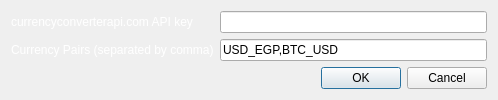
First picture: the form in settingsdialog.ui, repository farahats9/currencytrack, before the edit.
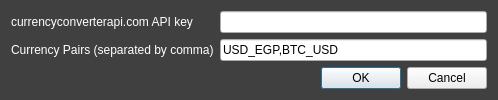
Second picture: the form after the edit.

Commit message: fixed startup currency and settings dialog background

Diff of the .ui file:
```diff
--- a/settingsdialog.ui
+++ b/settingsdialog.ui
@@ -13,6 +13,12 @@
   <property name="windowTitle">
    <string>Settings</string>
   </property>
+  <property name="styleSheet">
+   <string notr="true">#SettingsDialog{
+background:rgba(0,0,0,127);
+color: white;
+}</string>
+  </property>
   <layout class="QVBoxLayout" name="verticalLayout">
    <item>
     <layout class="QFormLayout" name="formLayout">
```
The commit also changes 1 other file.
